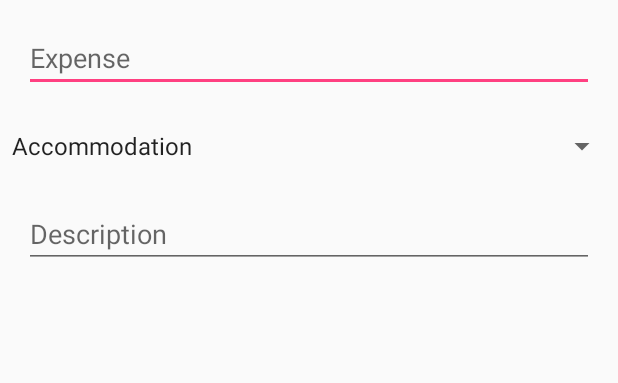
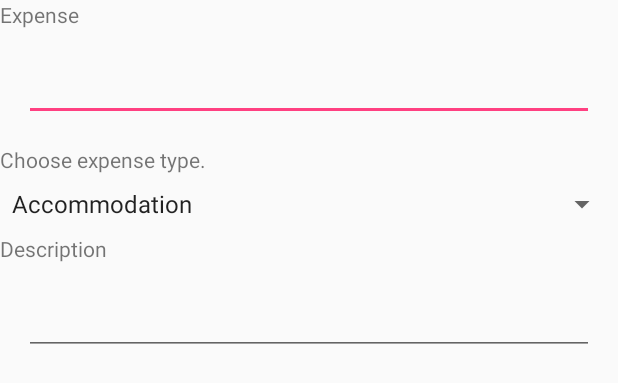
Before and after one commit to kgmalvi/Leaders, an Android app: the layout activity_add_new_expense.xml on its own in the app's theme, with its tools: preview values and no code run, on a phone screen of 412 x 824 dp. Shown: the top 383 px of the screen. Run offline under Robolectric (Android 15) with nearby library versions, the phone set to English and light mode, and no system bars.

```diff
--- a/app/src/main/res/layout/activity_add_new_expense.xml
+++ b/app/src/main/res/layout/activity_add_new_expense.xml
@@ -4,13 +4,24 @@
     android:layout_height="match_parent"
     android:orientation="vertical">
 
+    <TextView
+        android:id="@+id/textView6"
+        android:layout_width="300dp"
+        android:layout_height="wrap_content"
+        android:text="Expense" />
+
     <EditText
         android:id="@+id/edtxt_expense"
         android:layout_width="match_parent"
         android:layout_height="wrap_content"
         android:layout_margin="@dimen/activity_horizontal_margin"
-        android:hint="Expense"
         android:inputType="number" />
+
+    <TextView
+        android:id="@+id/textView7"
+        android:layout_width="300dp"
+        android:layout_height="wrap_content"
+        android:text="@string/expense_prompt" />
 
     <Spinner
         android:id="@+id/spinner_type"
@@ -19,11 +30,16 @@
         android:entries="@array/expense_type_array"
         android:prompt="@string/expense_prompt" />
 
+    <TextView
+        android:id="@+id/textView8"
+        android:layout_width="300dp"
+        android:layout_height="wrap_content"
+        android:text="Description" />
+
     <EditText
         android:id="@+id/edtxt_description"
         android:layout_width="match_parent"
         android:layout_height="wrap_content"
         android:layout_margin="@dimen/activity_horizontal_margin"
-        android:hint="Description"
-        android:inputType="textLongMessage" />
+        android:inputType="textLongMessage|textCapCharacters" />
 </LinearLayout>
```
